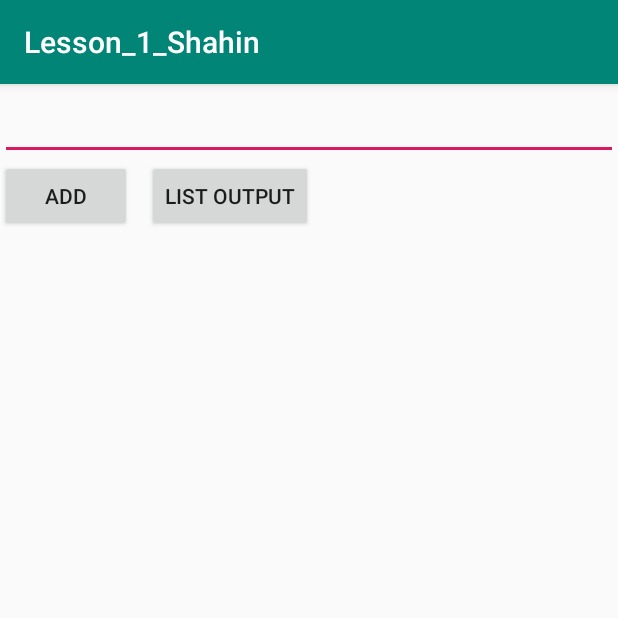
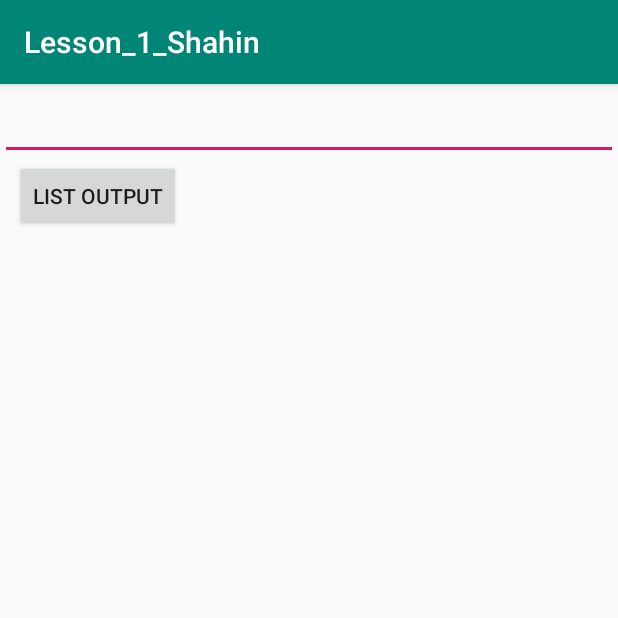
Before and after one commit to IgorShahin/Tooto, an Android app: the screen it shows after launch (MainActivity), on a phone screen of 412 x 824 dp, the top half of it. Run offline under Robolectric (Android 15) with nearby library versions, the phone set to English and light mode, and no system bars.

Commit message:
Add lesson 1.2

```diff
--- a/Lesson_1_Shahin/app/src/main/res/layout/activity_main.xml
+++ b/Lesson_1_Shahin/app/src/main/res/layout/activity_main.xml
@@ -11,17 +11,10 @@
         android:layout_width="match_parent"
         android:layout_height="wrap_content"
         android:layout_marginTop="5dp"
+        android:inputType="textPersonName"
+        android:imeOptions="actionSearch"
         app:layout_constraintStart_toStartOf="parent"
-        app:layout_constraintTop_toTopOf="parent"
-        tools:ignore="MissingConstraints" />
-
-    <Button
-        android:id="@+id/buttonAdd"
-        android:layout_width="wrap_content"
-        android:layout_height="wrap_content"
-        android:text="@string/button_add"
-        app:layout_constraintStart_toStartOf="parent"
-        app:layout_constraintTop_toBottomOf="@+id/editText" />
+        app:layout_constraintTop_toTopOf="parent" />
 
     <Button
         android:id="@+id/buttonOutput"
@@ -29,7 +22,7 @@
         android:layout_height="wrap_content"
         android:layout_marginStart="10dp"
         android:text="@string/button_output"
-        app:layout_constraintStart_toEndOf="@+id/buttonAdd"
+        app:layout_constraintStart_toStartOf="parent"
         app:layout_constraintTop_toBottomOf="@+id/editText" />
 
     <TextView
@@ -38,10 +31,10 @@
         android:layout_width="wrap_content"
         android:layout_height="wrap_content"
         android:layout_marginStart="20dp"
-        android:layout_marginTop="30dp"
+        android:layout_marginTop="15dp"
         android:text=""
         app:layout_constraintStart_toStartOf="parent"
-        app:layout_constraintTop_toBottomOf="@+id/buttonAdd" />
+        app:layout_constraintTop_toBottomOf="@+id/buttonOutput" />
 
 
 </androidx.constraintlayout.widget.ConstraintLayout>
--- a/Lesson_1_Shahin/app/src/main/res/values/styles.xml
+++ b/Lesson_1_Shahin/app/src/main/res/values/styles.xml
@@ -9,7 +9,7 @@
     </style>
 
     <style name="TextViewList">
-        <item name="android:textSize">20sp</item>
+        <item name="android:textSize">16sp</item>
         <item name="android:textColor">@color/colorBlack</item>
     </style>
 
```
Also changed, not shown: Lesson_1_Shahin/app/src/main/java/ru/handh/lesson_1_shahin/MainActivity.java (+34 -15 lines), Lesson_1_Shahin/app/src/main/java/ru/handh/lesson_1_shahin/Student.java (added, +38 -0 lines).
